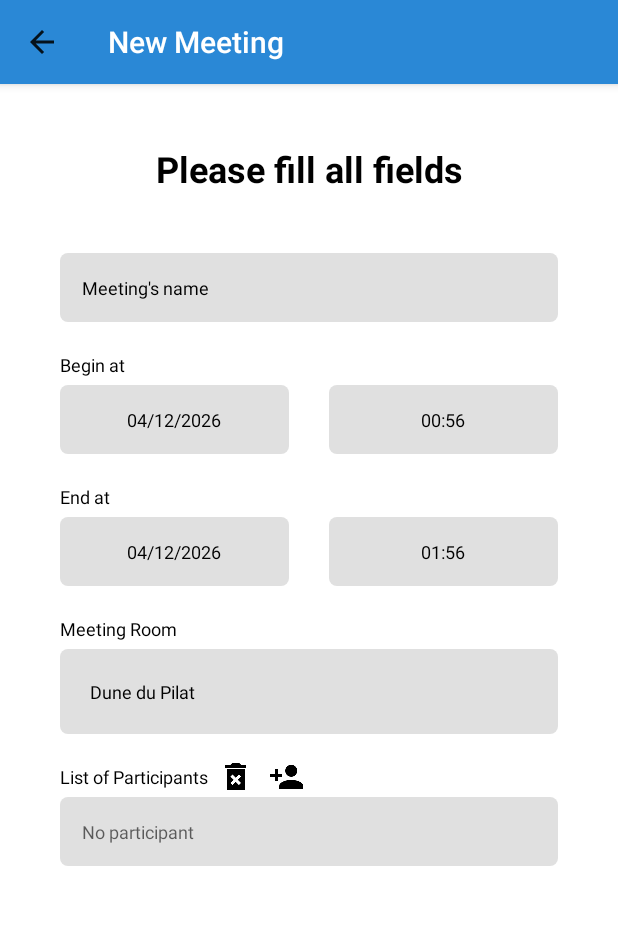
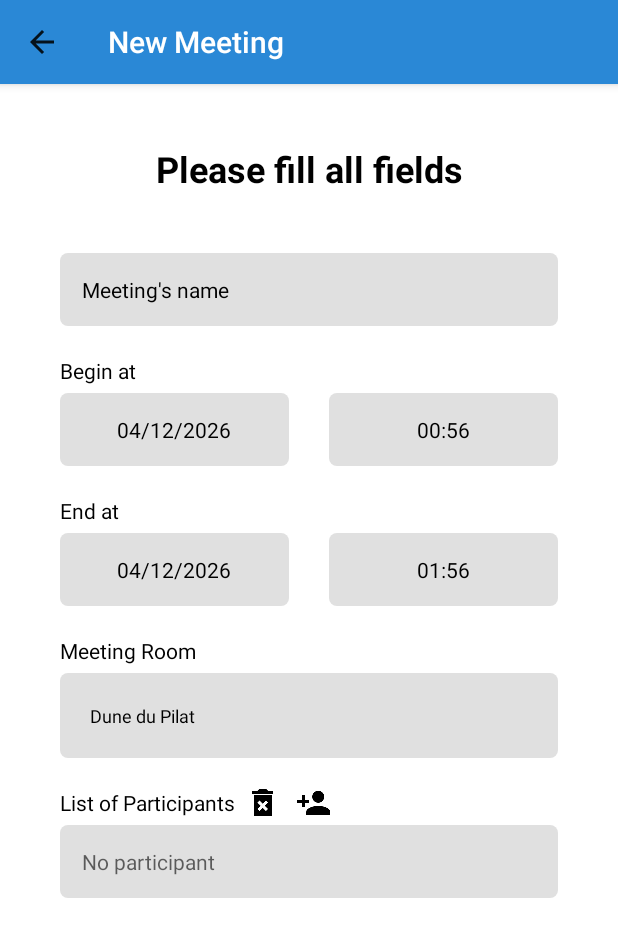
Before and after one commit to RocaFR/P04_Mareu, an Android app: the AddMeetingActivity screen opened directly, with no data from a screen before it, on a phone screen of 412 x 824 dp. Shown: the top 937 px of the screen. Run offline under Robolectric (Android 15) with nearby library versions, the phone set to English and light mode, and no system bars.

```diff
--- a/app/src/main/res/layout/activity_add_meeting.xml
+++ b/app/src/main/res/layout/activity_add_meeting.xml
@@ -39,7 +39,7 @@
             android:hint="@string/meeting_s_name"
             android:textColor="@android:color/black"
             android:textColorHint="@android:color/black"
-            android:textSize="@dimen/size_meetingText"
+            android:textSize="@dimen/overallTextSize"
             app:layout_constraintTop_toBottomOf="@id/textView_addMeeting_activity_newMeeting" />
 
         <TextView
@@ -51,7 +51,7 @@
             android:layout_marginEnd="@dimen/margin_perimeter"
             android:text="@string/begin_at"
             android:textColor="@android:color/black"
-            android:textSize="@dimen/size_meetingText"
+            android:textSize="@dimen/overallTextSize"
             app:layout_constraintStart_toStartOf="@id/editText_addMeeting_activity_meetingName"
             app:layout_constraintTop_toBottomOf="@id/editText_addMeeting_activity_meetingName" />
 
@@ -65,7 +65,7 @@
             android:textColor="@android:color/black"
             android:textAlignment="center"
             android:textColorHint="@android:color/black"
-            android:textSize="@dimen/size_meetingText"
+            android:textSize="@dimen/overallTextSize"
             app:layout_constraintStart_toStartOf="@id/editText_addMeeting_activity_meetingName"
             app:layout_constraintTop_toBottomOf="@id/textView_addMeeting_activity_beginAt"
             app:layout_constraintWidth_percent="0.37"
@@ -80,7 +80,7 @@
             android:textColor="@android:color/black"
             android:textAlignment="center"
             android:textColorHint="@android:color/black"
-            android:textSize="@dimen/size_meetingText"
+            android:textSize="@dimen/overallTextSize"
             app:layout_constraintBottom_toBottomOf="@id/textView_addMeeting_activity_dateBegin"
             app:layout_constraintEnd_toEndOf="@id/editText_addMeeting_activity_meetingName"
             app:layout_constraintTop_toTopOf="@id/textView_addMeeting_activity_dateBegin"
@@ -95,7 +95,7 @@
             android:layout_marginEnd="@dimen/margin_perimeter"
             android:text="End at"
             android:textColor="@android:color/black"
-            android:textSize="@dimen/size_meetingText"
+            android:textSize="@dimen/overallTextSize"
             app:layout_constraintStart_toStartOf="@id/editText_addMeeting_activity_meetingName"
             app:layout_constraintTop_toBottomOf="@id/textView_addMeeting_activity_dateBegin" />
 
@@ -109,7 +109,7 @@
             android:textColor="@android:color/black"
             android:textAlignment="center"
             android:textColorHint="@android:color/black"
-            android:textSize="@dimen/size_meetingText"
+            android:textSize="@dimen/overallTextSize"
             app:layout_constraintStart_toStartOf="@id/editText_addMeeting_activity_meetingName"
             app:layout_constraintTop_toBottomOf="@id/textView_addMeeting_activity_EndAt"
             app:layout_constraintWidth_percent="0.37" />
@@ -120,13 +120,14 @@
             android:layout_height="wrap_content"
             android:background="@drawable/bg_edittext"
             android:hint="12:00"
+            android:textAlignment="center"
             android:textColor="@android:color/black"
-            android:textAlignment="center"
             android:textColorHint="@android:color/black"
-            android:textSize="@dimen/size_meetingText"
+            android:textSize="@dimen/overallTextSize"
             app:layout_constraintBottom_toBottomOf="@id/textView_addMeeting_activity_dateEnd"
             app:layout_constraintEnd_toEndOf="@id/editText_addMeeting_activity_meetingName"
             app:layout_constraintTop_toTopOf="@id/textView_addMeeting_activity_dateEnd"
+            app:layout_constraintVertical_bias="0.0"
             app:layout_constraintWidth_percent="0.37" />
 
         <TextView
@@ -138,7 +139,7 @@
             android:layout_marginEnd="@dimen/margin_perimeter"
             android:text="Meeting Room"
             android:textColor="@android:color/black"
-            android:textSize="@dimen/size_meetingText"
+            android:textSize="@dimen/overallTextSize"
             app:layout_constraintStart_toStartOf="parent"
             app:layout_constraintTop_toBottomOf="@id/textView_addMeeting_activity_dateEnd" />
 
@@ -161,7 +162,7 @@
             android:layout_marginEnd="@dimen/margin_perimeter"
             android:text="List of Participants"
             android:textColor="@android:color/black"
-            android:textSize="@dimen/size_meetingText"
+            android:textSize="@dimen/overallTextSize"
             app:layout_constraintStart_toStartOf="parent"
             app:layout_constraintTop_toBottomOf="@id/spinner_addMeeting_activity_meetingRoom" />
 
@@ -188,7 +189,7 @@
             android:hint="No participant"
             android:autoLink="email"
             android:textColor="@android:color/black"
-            android:textSize="@dimen/size_meetingText"
+            android:textSize="@dimen/overallTextSize"
             android:textColorLink="@color/textColorLink"
             app:layout_constraintTop_toBottomOf="@id/textView_addMeeting_activity_listOfParticipants" />
 
--- a/app/src/main/res/values/dimens.xml
+++ b/app/src/main/res/values/dimens.xml
@@ -7,4 +7,5 @@
     <dimen name="margintop_edittext">20dp</dimen>
     <dimen name="marginbottom_rootview">50dp</dimen>
     <dimen name="margin_addMeeting_title">5dp</dimen>
+    <dimen name="overallTextSize">14sp</dimen>
 </resources>
```
